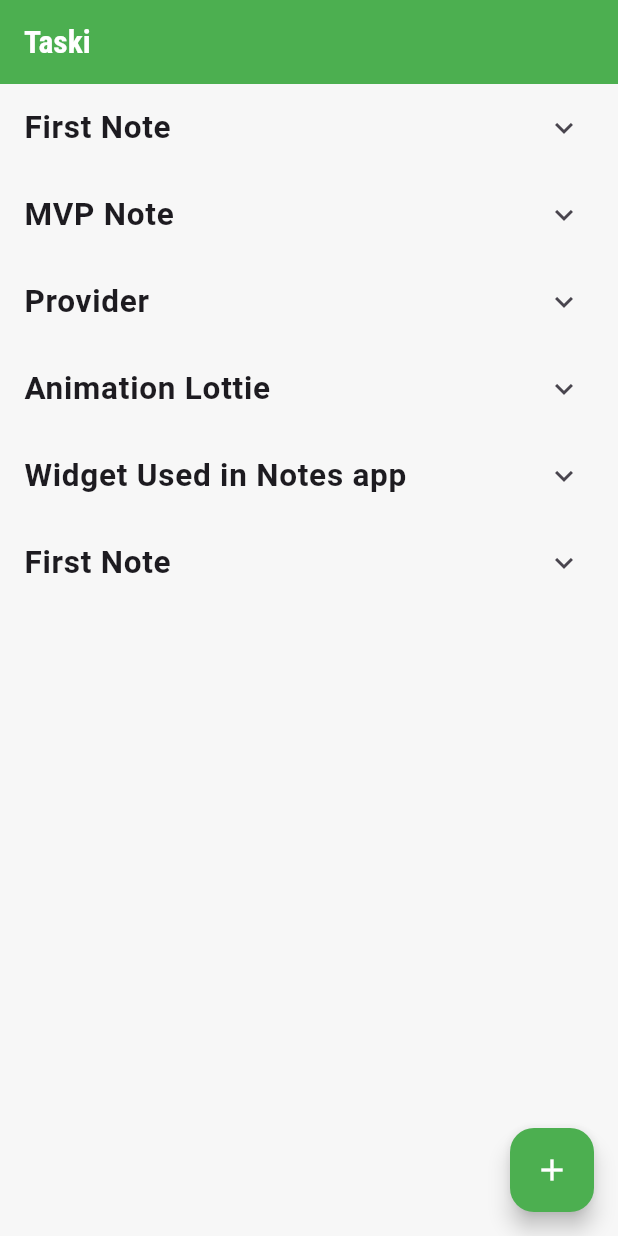
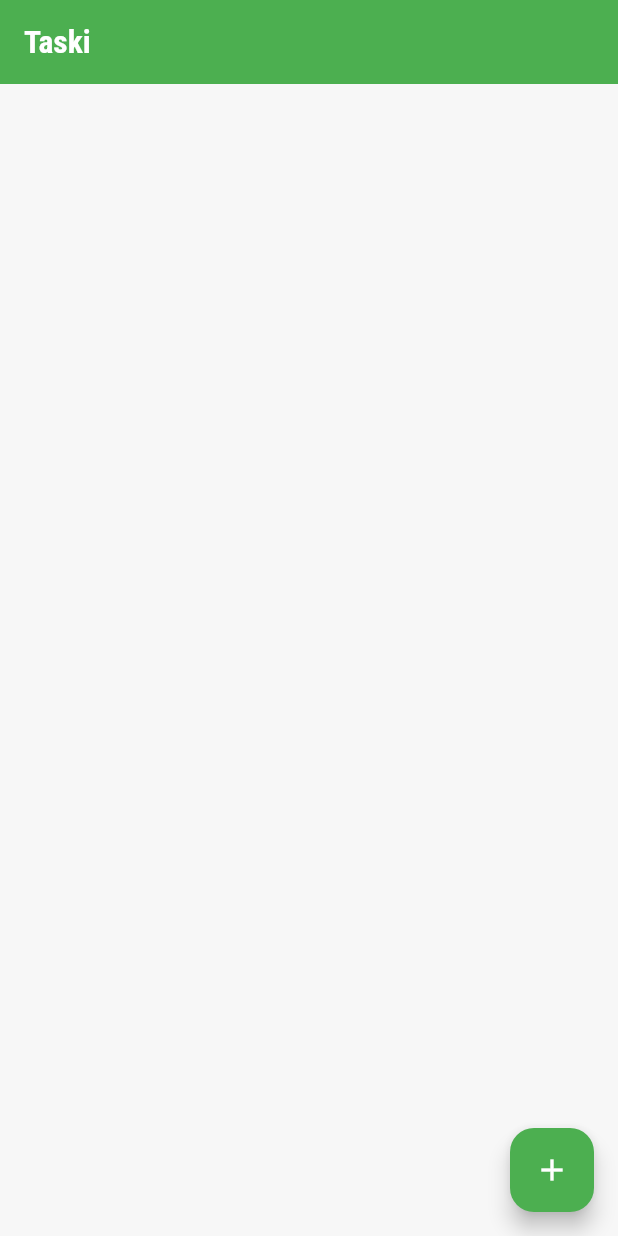
Before and after one commit to sagardhadke/Taski, a Flutter app: the screen it shows after launch, after a tap on "Login", on a phone screen of 412 x 824 dp. Run offline on Flutter 3.47's test engine with Material 3 defaults, Android fonts, the phone set to English and light mode, and no system bars; drawn by our look-alikes of flutter_slidable; our stand-ins replace google_fonts; missing offline and left inert: day_night_time_picker.

Commit message:
Complete the app

```diff
--- a/lib/Controller/TaskController.dart
+++ b/lib/Controller/TaskController.dart
@@ -3,16 +3,31 @@ import 'package:taski/Models/TaskModels.dart';
 
 class Taskcontroller extends ChangeNotifier {
 
-  List <Taskmodels> _oftask = [
-    Taskmodels(
-      title: "this is 1st",
-      descriptions: "this is description",
-      date: "5/09/2024",
-      time: "9:30 pm"
+  List<Taskmodels> _oftask = [];
 
-    )
-  ];
+  List<Taskmodels> get oftask => _oftask;
 
-  List <Taskmodels> get oftask => _oftask;
+  void addTask(Taskmodels task) {
+    _oftask.add(task);
+    notifyListeners();
+}
+
+void removeTask(Taskmodels task) {
+  _oftask.remove(task);
+  notifyListeners();
+}
+
+void updateTask(Taskmodels oldTask, String newTitle, String newDescription) {
+    final index = _oftask.indexOf(oldTask);
+    if (index != -1) {
+      _oftask[index] = Taskmodels(
+        title: newTitle,
+        descriptions: newDescription,
+        date: oldTask.date, // Keep the old date
+        time: oldTask.time, // Keep the old time
+      );
+      notifyListeners();
+    }
+  }
 
 }
--- a/lib/View/Home.dart
+++ b/lib/View/Home.dart
@@ -1,6 +1,8 @@
 import 'package:flutter/material.dart';
 import 'package:flutter_slidable/flutter_slidable.dart';
 import 'package:google_fonts/google_fonts.dart';
+import 'package:provider/provider.dart';
+import 'package:taski/Controller/TaskController.dart';
 import 'package:taski/View/AddTodo.dart';
 
 class MyHome extends StatefulWidget {
@@ -11,46 +13,48 @@ class MyHome extends StatefulWidget {
 }
 
 class _MyHomeState extends State<MyHome> {
-  List ofNotes = [
-    {
-      "title": "First Note",
-      "desc": "My First Note",
-      "date": "19-09-2024",
-      "time": "05:53 PM"
-    },
-    {
-      "title": "MVP Note",
-      "desc": "This app made with MVP",
-      "date": "20-10-2025",
-      "time": "15:50 AM"
-    },
-    {
-      "title": "Provider",
-      "desc": "Provider use in this app",
-      "date": "09-12-2030",
-      "time": "09:40 PM"
-    },
-    {
-      "title": "Animation Lottie",
-      "desc": "Lottie Files animation are used in this note app",
-      "date": "32-06-2014",
-      "time": "02:30 PM"
-    },
-    {
-      "title": "Widget Used in Notes app",
-      "desc": "All the widgets",
-      "date": "28-01-2029",
-      "time": "11:03 AM"
-    },
-    {
-      "title": "First Note",
-      "desc": "My First Note",
-      "date": "19-09-2024",
-      "time": "05:53 PM"
-    },
-  ];
+  // List ofNotes = [
+  //   {
+  //     "title": "First Note",
+  //     "desc": "My First Note",
+  //     "date": "19-09-2024",
+  //     "time": "05:53 PM"
+  //   },
+  //   {
+  //     "title": "MVP Note",
+  //     "desc": "This app made with MVP",
+  //     "date": "20-10-2025",
+  //     "time": "15:50 AM"
+  //   },
+  //   {
+  //     "title": "Provider",
+  //     "desc": "Provider use in this app",
+  //     "date": "09-12-2030",
+  //     "time": "09:40 PM"
+  //   },
+  //   {
+  //     "title": "Animation Lottie",
+  //     "desc": "Lottie Files animation are used in this note app",
+  //     "date": "32-06-2014",
+  //     "time": "02:30 PM"
+  //   },
+  //   {
+  //     "title": "Widget Used in Notes app",
+  //     "desc": "All the widgets",
+  //     "date": "28-01-2029",
+  //     "time": "11:03 AM"
+  //   },
+  //   {
+  //     "title": "First Note",
+  //     "desc": "My First Note",
+  //     "date": "19-09-2024",
+  //     "time": "05:53 PM"
+  //   },
+  // ];
   @override
   Widget build(BuildContext context) {
+    // Access the task controller
+    final taskController = Provider.of<Taskcontroller>(context);
     return Scaffold(
       floatingActionButton: FloatingActionButton(
         onPressed: () {
@@ -78,8 +82,9 @@ class _MyHomeState extends State<MyHome> {
       body: Column(mainAxisAlignment: MainAxisAlignment.center, children: [
         Expanded(
           child: ListView.builder(
-            itemCount: ofNotes.length,
+            itemCount: taskController.oftask.length,
             itemBuilder: (context, index) {
+              final task = taskController.oftask[index]; // Get task
               return Slidable(
                 endActionPane: ActionPane(
                   motion: DrawerMotion(),
@@ -89,12 +94,37 @@ class _MyHomeState extends State<MyHome> {
                         showDialog(
                             context: context,
                             builder: (context) {
+                              TextEditingController titleController =
+                                  TextEditingController(text: task.title);
+                              TextEditingController descController =
+                                  TextEditingController(
+                                      text: task.descriptions);
                               return AlertDialog.adaptive(
                                 title: Text("Do you want to Update Your Note!"),
-                                content: Text("Update Your Notes"),
+                                content: Column(
+                                  mainAxisSize: MainAxisSize.min,
+                                  children: [
+                                    TextField(
+                                        controller: titleController,
+                                        decoration: InputDecoration(
+                                            labelText: 'Title')),
+                                    TextField(
+                                        controller: descController,
+                                        decoration: InputDecoration(
+                                            labelText: 'Description')),
+                                  ],
+                                ),
                                 actions: [
                                   ElevatedButton(
-                                      onPressed: () {}, child: Text("Update"))
+                                      onPressed: () {
+                                        // Update the task using your controller method
+                                        taskController.updateTask(
+                                            task,
+                                            titleController.text,
+                                            descController.text);
+                                        Navigator.of(context).pop();
+                                      },
+                                      child: Text("Update"))
                                 ],
                               );
                             });
@@ -115,7 +145,10 @@ class _MyHomeState extends State<MyHome> {
                 ),
                 startActionPane: ActionPane(motion: DrawerMotion(), children: [
                   SlidableAction(
-                    onPressed: (context) {},
+                    onPressed: (context) {
+                      taskController.removeTask(
+                          taskController.oftask[index]); // Remove the task
+                    },
                     backgroundColor: Color(0xFFFE4A49),
                     foregroundColor: Colors.white,
                     icon: Icons.delete,
@@ -123,7 +156,7 @@ class _MyHomeState extends State<MyHome> {
                   ),
                 ]),
                 child: ExpansionTile(
-                  title: Text("${ofNotes[index]["title"]}",
+                  title: Text("${task.title ?? ''}",
                       style:
                           TextStyle(fontSize: 21, fontWeight: FontWeight.bold)),
                   children: [
@@ -132,7 +165,7 @@ class _MyHomeState extends State<MyHome> {
                         Icons.description_outlined,
                         color: Colors.green,
                       ),
-                      title: Text("Description : ${ofNotes[index]["desc"]}",
+                      title: Text("Description : ${task.descriptions ?? ''}",
                           maxLines: 2,
                           style: TextStyle(
                             fontSize: 21,
@@ -143,7 +176,7 @@ class _MyHomeState extends State<MyHome> {
                         Icons.date_range_outlined,
                         color: Colors.green,
                       ),
-                      title: Text("Date : ${ofNotes[index]["date"]}",
+                      title: Text("Date : ${task.date ?? ''}",
                           style: TextStyle(fontSize: 21)),
                     ),
                     ListTile(
@@ -151,7 +184,7 @@ class _MyHomeState extends State<MyHome> {
                         Icons.access_time_outlined,
                         color: Colors.green,
                       ),
-                      title: Text("Time : ${ofNotes[index]["time"]}",
+                      title: Text("Time : ${task.time ?? ''}",
                           style: TextStyle(fontSize: 21)),
                     ),
                   ],
--- a/lib/main.dart
+++ b/lib/main.dart
@@ -1,5 +1,6 @@
+import 'package:flutter/material.dart';
+import 'package:provider/provider.dart';
 import 'package:taski/Controller/TaskController.dart';
-
 import 'Exports/MyExports.dart';
 
 void main() {
@@ -9,22 +10,21 @@ void main() {
 class MyApp extends StatelessWidget {
   const MyApp({super.key});
 
-  // This widget is the root of your application.
   @override
   Widget build(BuildContext context) {
-    return MaterialApp(
+    return MultiProvider(
+      providers: [
+        ChangeNotifierProvider(create: (_) => Taskcontroller()),
+      ],
+      child: MaterialApp(
         debugShowCheckedModeBanner: false,
         title: 'Flutter Demo',
         theme: ThemeData(
           colorScheme: ColorScheme.fromSeed(seedColor: Colors.deepPurple),
           useMaterial3: true,
         ),
-        home: MultiProvider(
-            providers: [
-              ChangeNotifierProvider(create: (_) => Taskcontroller()),
-            ],
-            child: MySplashScreen(),
-
-            ));
+        home: MySplashScreen(),
+      ),
+    );
   }
 }
```
Also changed, not shown: lib/View/AddTodo.dart (+23 -2 lines).
